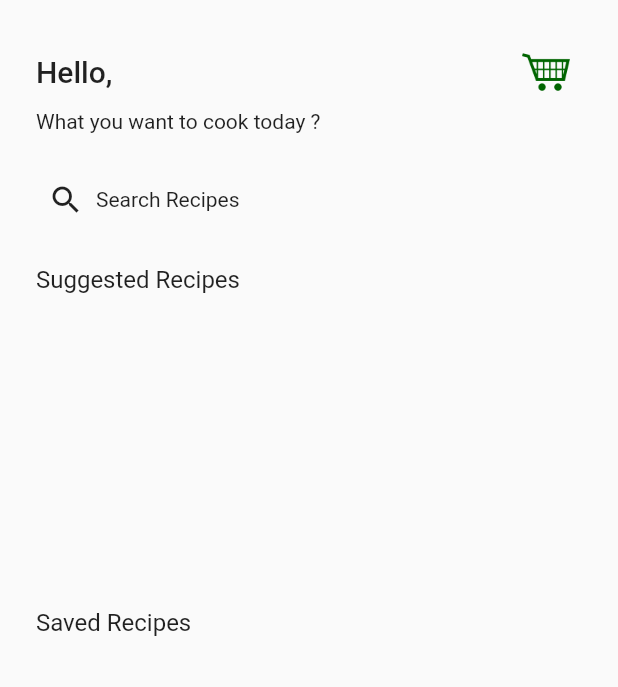
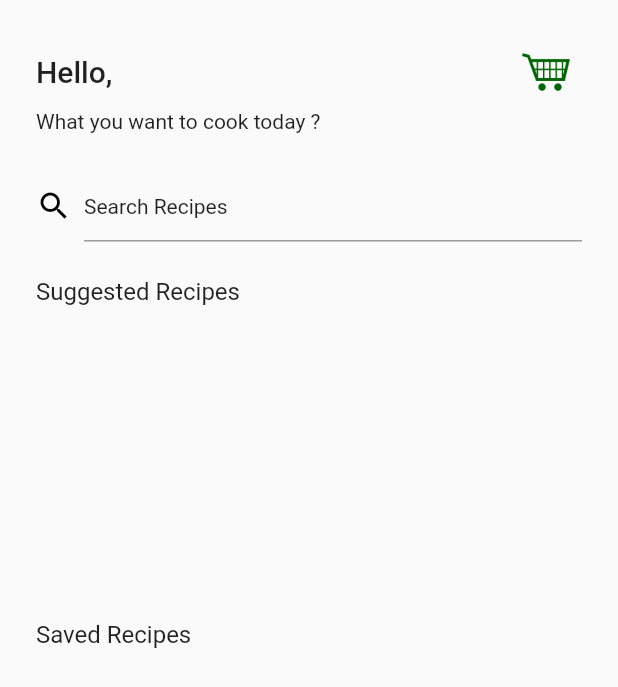
Before and after one commit to AKateYang/myculinarycompass, a Flutter app: the HomeScreen screen opened directly, on a phone screen of 412 x 824 dp. Shown: the top 687 px of the screen. Run offline on Flutter 3.47's test engine with Material 2 defaults, Android fonts, the light colour scheme and no system bars.

Commit message:
saved recipes updates

```diff
--- a/mobile/lib/pages/saved.dart
+++ b/mobile/lib/pages/saved.dart
@@ -33,7 +33,7 @@ class HomeScreen extends StatelessWidget {
                   ),
                   IconButton(
                     icon: Image.asset("assets/shopping_cart.png"),
-                    iconSize: 20,
+                    iconSize: 10,
                     onPressed: () {
                       // Navigate to grocery list
                     },
@@ -52,22 +52,32 @@ class HomeScreen extends StatelessWidget {
             ),
             Container(
               margin: const EdgeInsets.all(16),
-              padding: const EdgeInsets.all(16),
+              padding: const EdgeInsets.all(8),
               decoration: BoxDecoration(
                 color: AppColor.backgroundGray,
                 borderRadius: BorderRadius.circular(16),
               ),
               child: Row(
                 children: [
-                  const Icon(Icons.search),
+                  //const Icon(Icons.search),
+                  const Icon(
+                    Icons.search,
+                    color: Colors.black,
+                  ),
                   const SizedBox(width: 8),
                   Expanded(
-                    child: Text(
-                      "Search Recipes",
-                      style: Theme.of(context)
-                          .textTheme
-                          .bodyMedium
-                          ?.copyWith(color: AppColor.blackGrey),
+                    child: TextField(
+                      style: TextStyle(
+                        color: AppColor.blackGrey,
+                        fontSize: 17,
+                      ),
+                      decoration: InputDecoration(
+                        hintText: "Search Recipes",
+                        hintStyle: Theme.of(context)
+                            .textTheme
+                            .bodyMedium
+                            ?.copyWith(color: AppColor.blackGrey),
+                      ),
                     ),
                   ),
                 ],
```
